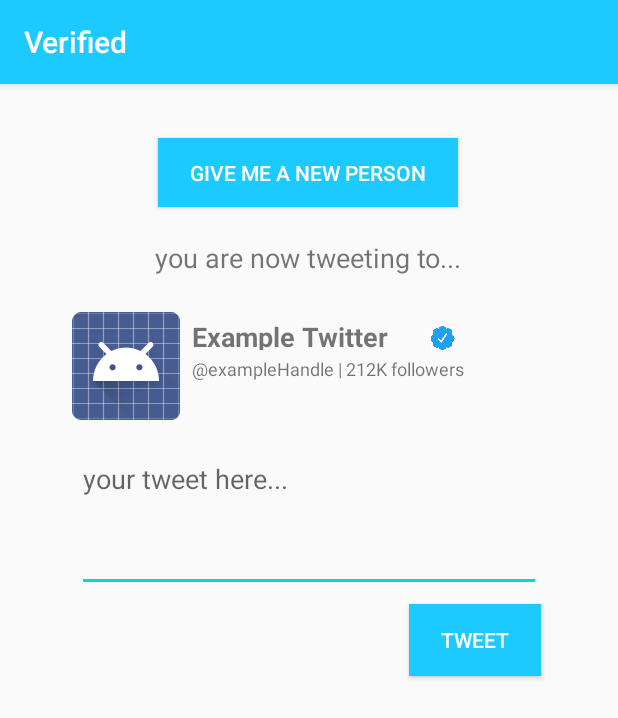
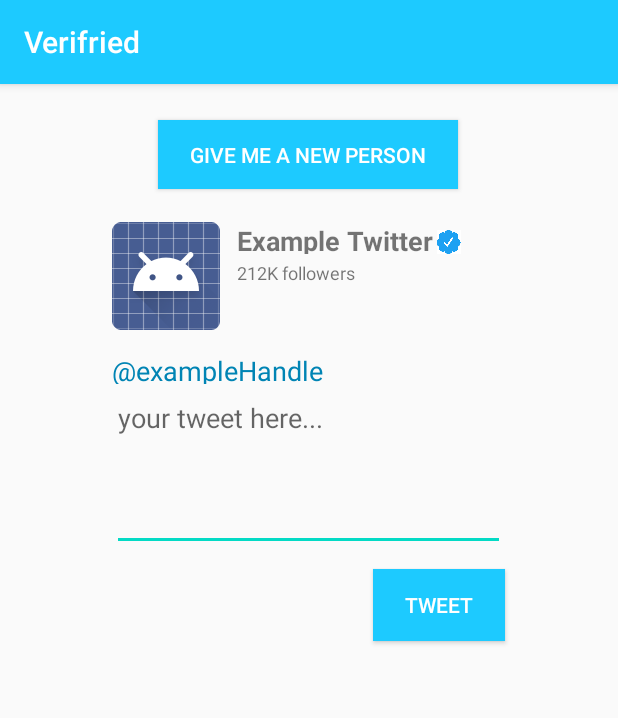
Before and after one commit to mattnovelli/VerifiedADay, an Android app: the screen it shows after launch (MainActivity), on a phone screen of 412 x 824 dp. Shown: the top 718 px of the screen. Run offline under Robolectric (Android 15) with nearby library versions, the phone set to English and light mode, and no system bars.

Commit message:
UI rework

```diff
--- a/app/src/main/java/com/example/verified/MainActivity.java
+++ b/app/src/main/java/com/example/verified/MainActivity.java
@@ -11,7 +11,7 @@ public class MainActivity extends AppCompatActivity {
     protected void onCreate(Bundle savedInstanceState) {
         super.onCreate(savedInstanceState);
         setContentView(R.layout.activity_main);
+        Button tweetButton = (Button) findViewById(R.id.tweetButton);
     }
-    Button tweetButton = (Button) findViewById(R.id.tweetButton);
 
 }
--- a/app/src/main/res/layout/activity_main.xml
+++ b/app/src/main/res/layout/activity_main.xml
@@ -10,104 +10,92 @@
         android:id="@+id/newPersonButton"
         android:layout_width="200dp"
         android:layout_height="46dp"
-        android:layout_marginTop="36dp"
+        android:layout_marginTop="24dp"
         android:background="#1DCAFF"
         android:text="give me a new person"
         android:textColor="#FFFFFF"
-        app:layout_constraintBottom_toTopOf="@+id/textView3"
         app:layout_constraintEnd_toEndOf="parent"
-        app:layout_constraintHorizontal_bias="0.498"
+        app:layout_constraintHorizontal_bias="0.497"
         app:layout_constraintStart_toStartOf="parent"
-        app:layout_constraintTop_toTopOf="parent"
-        app:layout_constraintVertical_bias="0.0" />
-
-    <EditText
-        android:id="@+id/customTweeteditText"
-        android:layout_width="309dp"
-        android:layout_height="98dp"
-        android:layout_marginTop="40dp"
-        android:ems="10"
-        android:gravity="start|top"
-        android:hint="your tweet here..."
-        android:inputType="textMultiLine"
-        app:layout_constraintEnd_toEndOf="parent"
-        app:layout_constraintStart_toStartOf="parent"
-        app:layout_constraintTop_toBottomOf="@+id/userStatistics" />
+        app:layout_constraintTop_toTopOf="parent" />
 
     <ImageView
         android:id="@+id/profilePicture"
         android:layout_width="wrap_content"
         android:layout_height="wrap_content"
-        android:layout_marginStart="48dp"
-        android:layout_marginLeft="48dp"
-        android:layout_marginTop="152dp"
+        android:layout_marginTop="92dp"
         android:scaleType="fitXY"
-        app:layout_constraintStart_toStartOf="parent"
+        app:layout_constraintStart_toStartOf="@+id/customTweeteditText"
         app:layout_constraintTop_toTopOf="parent"
         app:srcCompat="@android:drawable/sym_def_app_icon" />
-
-    <TextView
-        android:id="@+id/userStatistics"
-        android:layout_width="233dp"
-        android:layout_height="19dp"
-        android:layout_marginStart="8dp"
-        android:layout_marginLeft="8dp"
-        android:layout_marginTop="4dp"
-        android:text="@exampleHandle | 212K followers"
-        android:textSize="12sp"
-        app:layout_constraintStart_toEndOf="@+id/profilePicture"
-        app:layout_constraintTop_toBottomOf="@+id/realName" />
-
-    <TextView
-        android:id="@+id/realName"
-        android:layout_width="145dp"
-        android:layout_height="21dp"
-        android:layout_marginStart="8dp"
-        android:layout_marginLeft="8dp"
-        android:text="Example Twitter"
-        android:textSize="18sp"
-        android:textStyle="bold"
-        app:layout_constraintBottom_toBottomOf="@+id/profilePicture"
-        app:layout_constraintEnd_toEndOf="parent"
-        app:layout_constraintHorizontal_bias="0.0"
-        app:layout_constraintStart_toEndOf="@+id/profilePicture"
-        app:layout_constraintTop_toTopOf="@+id/profilePicture"
-        app:layout_constraintVertical_bias="0.078" />
 
     <Button
         android:id="@+id/tweetButton"
         android:layout_width="wrap_content"
         android:layout_height="wrap_content"
-        android:layout_marginTop="8dp"
+        android:layout_marginTop="12dp"
         android:background="#1DCAFF"
         android:text="tweet"
         android:textColor="#FFFFFF"
+        app:layout_constraintEnd_toEndOf="@+id/customTweeteditText"
+        app:layout_constraintTop_toBottomOf="@+id/customTweeteditText" />
+
+    <EditText
+        android:id="@+id/customTweeteditText"
+        android:layout_width="262dp"
+        android:layout_height="111dp"
+        android:layout_marginTop="36dp"
+        android:ems="10"
+        android:gravity="start|top"
+        android:hint="your tweet here..."
+        android:imeOptions="actionDone|flagNoEnterAction"
+        android:inputType="textMultiLine"
         app:layout_constraintEnd_toEndOf="parent"
-        app:layout_constraintHorizontal_bias="0.842"
+        app:layout_constraintHorizontal_bias="0.496"
         app:layout_constraintStart_toStartOf="parent"
-        app:layout_constraintTop_toBottomOf="@+id/customTweeteditText" />
+        app:layout_constraintTop_toBottomOf="@+id/profilePicture" />
+
+    <TextView
+        android:id="@+id/userHandle"
+        android:layout_width="210dp"
+        android:layout_height="21dp"
+        android:text="@exampleHandle"
+        android:textColor="@color/colorPrimaryDark"
+        android:textSize="18sp"
+        app:layout_constraintBottom_toTopOf="@+id/customTweeteditText"
+        app:layout_constraintStart_toStartOf="@+id/customTweeteditText" />
+
+    <TextView
+        android:id="@+id/realName"
+        android:layout_width="wrap_content"
+        android:layout_height="21dp"
+        android:layout_marginEnd="112dp"
+        android:layout_marginRight="112dp"
+        android:text="Example Twitter"
+        android:textSize="18sp"
+        android:textStyle="bold"
+        app:layout_constraintEnd_toEndOf="parent"
+        app:layout_constraintStart_toEndOf="@+id/profilePicture"
+        app:layout_constraintTop_toTopOf="@+id/profilePicture" />
+
+    <TextView
+        android:id="@+id/userFollowers"
+        android:layout_width="210dp"
+        android:layout_height="21dp"
+        android:layout_marginTop="4dp"
+        android:text="212K followers"
+        android:textSize="12sp"
+        app:layout_constraintStart_toStartOf="@+id/realName"
+        app:layout_constraintTop_toBottomOf="@+id/realName" />
 
     <ImageView
         android:id="@+id/imageView2"
         android:layout_width="19dp"
         android:layout_height="16dp"
-        android:layout_marginStart="12dp"
-        android:layout_marginLeft="12dp"
-        android:layout_marginTop="5dp"
         app:layout_constraintBottom_toBottomOf="@+id/realName"
         app:layout_constraintStart_toEndOf="@+id/realName"
         app:layout_constraintTop_toTopOf="@+id/realName"
+        app:layout_constraintVertical_bias="1.0"
         app:srcCompat="@drawable/verifiedbadge" />
 
-    <TextView
-        android:id="@+id/textView3"
-        android:layout_width="wrap_content"
-        android:layout_height="wrap_content"
-        android:layout_marginBottom="28dp"
-        android:text="you are now tweeting to..."
-        android:textSize="18sp"
-        app:layout_constraintBottom_toTopOf="@+id/realName"
-        app:layout_constraintEnd_toEndOf="parent"
-        app:layout_constraintHorizontal_bias="0.497"
-        app:layout_constraintStart_toStartOf="parent" />
 </androidx.constraintlayout.widget.ConstraintLayout>
--- a/app/src/main/res/values/strings.xml
+++ b/app/src/main/res/values/strings.xml
@@ -1,3 +1,3 @@
 <resources>
-    <string name="app_name">Verified</string>
+    <string name="app_name">Verifried</string>
 </resources>
```
Also changed, not shown: app/src/main/res/mipmap-hdpi/ic_launcher.png, app/src/main/res/mipmap-mdpi/ic_launcher.png, app/src/main/res/mipmap-xhdpi/ic_launcher.png, app/src/main/res/mipmap-xxhdpi/ic_launcher.png, app/src/main/res/mipmap-xxxhdpi/ic_launcher.png.
